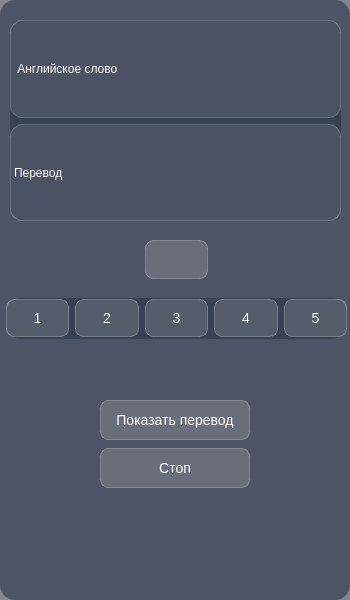
The window that src/cardsui.ui (GreeAI/English-cards) describes before a commit, drawn with Qt 5.
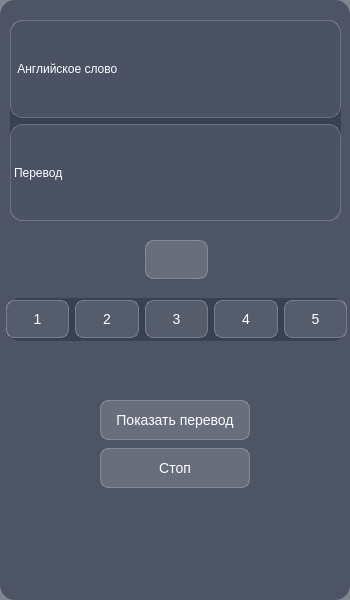
The same window after the commit. Icons and pictures are not drawn.

The edit to the form file:
```diff
--- a/src/cardsui.ui
+++ b/src/cardsui.ui
@@ -138,13 +138,13 @@
     <string>Показать перевод</string>
    </property>
   </widget>
-  <widget class="QWidget" name="">
+  <widget class="QWidget" name="layoutWidget">
    <property name="geometry">
     <rect>
      <x>6</x>
      <y>298</y>
      <width>341</width>
-     <height>41</height>
+     <height>43</height>
     </rect>
    </property>
    <layout class="QHBoxLayout" name="horizontalLayout">
```
Left out of the diff: 12 changed lines with no effect on the pictures.
